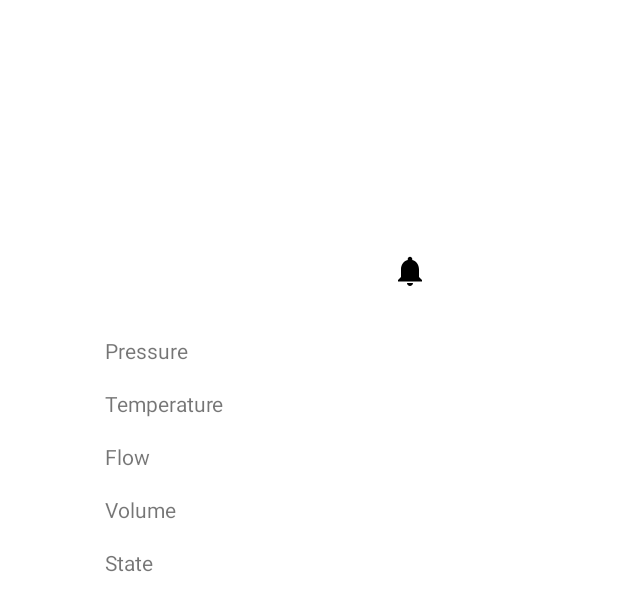
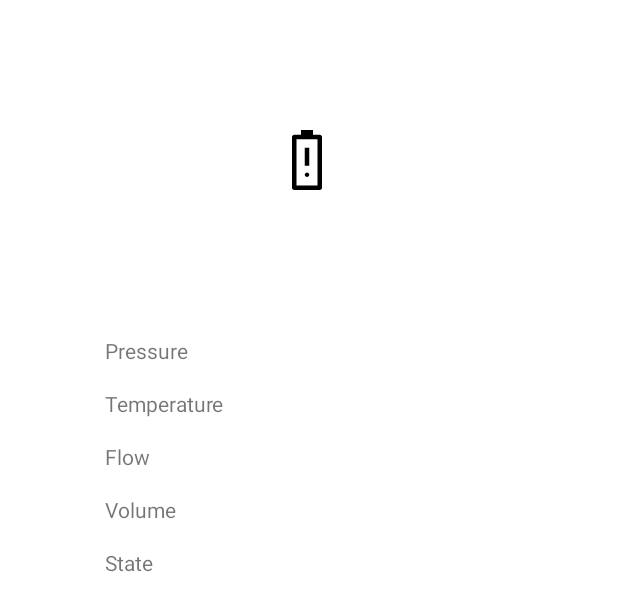
Before and after one commit to NathanJesudason/EDNA, an Android app: the layout fragment_monitoring.xml on its own in the app's theme, with its tools: preview values and no code run, on a phone screen of 412 x 824 dp. Shown: the top 611 px of the screen. Run offline under Robolectric (Android 15) with nearby library versions, the phone set to English and light mode, and no system bars.

Commit message:
Implement battery status icon

```diff
--- a/app/src/main/java/com/example/edna/api/StatusService.kt
+++ b/app/src/main/java/com/example/edna/api/StatusService.kt
@@ -17,11 +17,11 @@ interface StatusService {
     suspend fun getStatus() : Response<Status>
 
     companion object {
-        private val proxy = Proxy(Proxy.Type.HTTP, InetSocketAddress("192.168.1.1", 80))
+        /*private val proxy = Proxy(Proxy.Type.HTTP, InetSocketAddress("192.168.1.1", 80))
         private val okHttpClient: OkHttpClient? = OkHttpClient.Builder()
             .proxy(proxy)
             .connectTimeout(20, TimeUnit.SECONDS)
-            .build()
+            .build()*/
         private const val BASE_URL = "http://192.168.1.1/"
         fun create() : StatusService {
             return Retrofit.Builder()
--- /dev/null
+++ b/app/src/main/res/drawable/battery_alert.xml
@@ -0,0 +1,9 @@
+<vector xmlns:android="http://schemas.android.com/apk/res/android"
+    android:width="48dp"
+    android:height="48dp"
+    android:viewportWidth="960"
+    android:viewportHeight="960">
+  <path
+      android:fillColor="#FF000000"
+      android:pathData="M450,557h60L510,317h-60v240ZM480.5,707q12.5,0 21,-9t8.5,-21.5q0,-12.5 -8.63,-21T480,647q-12,0 -21,8.63T450,677q0,12 9,21t21.5,9ZM310,880q-12.75,0 -21.38,-8.63T280,850L280,174q0,-12.75 8.63,-21.38T310,144h90v-64h160v64h90q12.75,0 21.38,8.63T680,174v676q0,12.75 -8.63,21.38T650,880L310,880ZM340,820h280L620,204L340,204v616ZM340,820h280,-280Z"/>
+</vector>
--- a/app/src/main/res/layout/fragment_monitoring.xml
+++ b/app/src/main/res/layout/fragment_monitoring.xml
@@ -4,6 +4,7 @@
     xmlns:tools="http://schemas.android.com/tools"
     android:layout_width="match_parent"
     android:layout_height="match_parent"
+    android:foregroundTint="#FFFFFF"
     tools:context=".ui.monitoring.MonitoringFragment">
 
     <TextView
@@ -32,15 +33,17 @@
         app:layout_constraintVertical_bias="0.0" />
 
     <ImageView
-        android:id="@+id/imageView"
-        android:layout_width="wrap_content"
-        android:layout_height="wrap_content"
-        android:layout_marginStart="85dp"
-        android:layout_marginTop="133dp"
-        android:src="@drawable/ic_notifications_black_24dp"
-        app:layout_constraintStart_toEndOf="@+id/UTC_TV"
+        android:id="@+id/Battery_IV"
+        android:layout_width="48dp"
+        android:layout_height="48dp"
+        android:layout_marginStart="180dp"
+        android:layout_marginEnd="183dp"
+        android:layout_marginBottom="322dp"
+        android:src="@drawable/battery_alert"
         android:text="TextView"
-        app:layout_constraintTop_toBottomOf="@+id/text_monitoring" />
+        app:layout_constraintBottom_toTopOf="@+id/Status_RV"
+        app:layout_constraintEnd_toEndOf="parent"
+        app:layout_constraintStart_toStartOf="parent" />
 
     <TextView
         android:id="@+id/Temperature_TV"
@@ -97,9 +100,10 @@
         android:layout_width="251dp"
         android:layout_height="252dp"
         android:layout_marginStart="70dp"
-        android:layout_marginTop="32dp"
+        android:layout_marginTop="68dp"
         android:layout_marginEnd="70dp"
         app:layout_constraintEnd_toEndOf="parent"
+        app:layout_constraintHorizontal_bias="0.0"
         app:layout_constraintStart_toStartOf="parent"
         app:layout_constraintTop_toBottomOf="@+id/State_TV" />
 
```
Also changed, not shown: app/src/main/java/com/example/edna/ui/monitoring/MonitoringFragment.kt (+8 -2 lines), app/src/main/res/drawable/battery_full.xml (added, +9 -0 lines).
